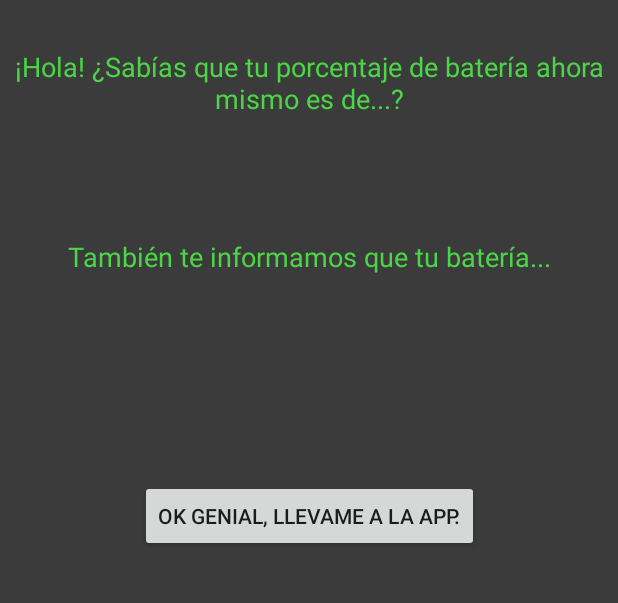
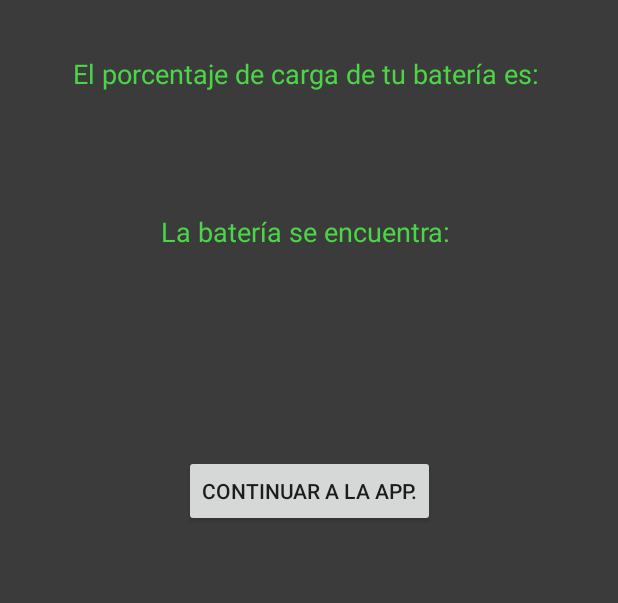
Before and after one commit to Squiro/droidAmp, an Android app: the layout activity_battery.xml on its own in the app's theme, with its tools: preview values and no code run, on a phone screen of 412 x 824 dp, the part 217-820 px from its top. Run offline under Robolectric (Android 15) with nearby library versions, the light colour scheme and no system bars.

Commit message:
CHANGE: changed some of the display texts of activities

```diff
--- a/codigo/DroidAmp/app/src/main/java/com/unlam/droidamp/activities/battery/BatteryActivity.java
+++ b/codigo/DroidAmp/app/src/main/java/com/unlam/droidamp/activities/battery/BatteryActivity.java
@@ -65,9 +65,9 @@ public class BatteryActivity extends BaseActivity {
         int status = batteryStatus.getIntExtra(BatteryManager.EXTRA_STATUS, -1);
 
         if (isCharging(status))
-            batteryState.setText("se está cargando.");
+            batteryState.setText("cargándose.");
         else
-            batteryState.setText("se está descargando.");
+            batteryState.setText("descargándose.");
 
         batteryPercentage.setText(getBatteryPct().toString() + "%");
 
--- a/codigo/DroidAmp/app/src/main/res/layout/activity_album.xml
+++ b/codigo/DroidAmp/app/src/main/res/layout/activity_album.xml
@@ -32,7 +32,7 @@
             android:layout_height="wrap_content"
             android:layout_marginTop="8dp"
             android:layout_marginBottom="8dp"
-            android:text="@string/app_name"
+            android:text="@string/yourAlbums"
             android:textColor="@color/normalText"
             android:textSize="30sp"
             android:textStyle="bold"
--- a/codigo/DroidAmp/app/src/main/res/layout/activity_battery.xml
+++ b/codigo/DroidAmp/app/src/main/res/layout/activity_battery.xml
@@ -31,10 +31,9 @@
         android:textSize="18sp"
         app:layout_constraintBottom_toBottomOf="parent"
         app:layout_constraintEnd_toEndOf="parent"
-        app:layout_constraintHorizontal_bias="0.0"
         app:layout_constraintStart_toStartOf="parent"
         app:layout_constraintTop_toBottomOf="@+id/txtDroidAmp"
-        app:layout_constraintVertical_bias="0.0" />
+        app:layout_constraintVertical_bias="0.007" />
 
     <TextView
         android:id="@+id/txtBatteryMore"
--- a/codigo/DroidAmp/app/src/main/res/values/strings.xml
+++ b/codigo/DroidAmp/app/src/main/res/values/strings.xml
@@ -20,10 +20,11 @@
     <string name="no_connection"><u>No hay conexión a internet.</u></string>
 
 
-    <string name="welcome">"¡Hola! ¿Sabías que tu porcentaje de batería ahora mismo es de...?"</string>
-    <string name="batteryMore">"También te informamos que tu batería..."</string>
-    <string name="btnOkGenial">"Ok genial, llevame a la app."</string>
+    <string name="welcome">"El porcentaje de carga de tu batería es: "</string>
+    <string name="batteryMore">"La batería se encuentra: "</string>
+    <string name="btnOkGenial">"Continuar a la App."</string>
     <string name="sharedPreferencesFile">com.unlam.droidAmp.sharedPref</string>
+    <string name="yourAlbums">Tus álbumes</string>
 
 
 </resources>
```
Also changed, not shown: 1 other file.
